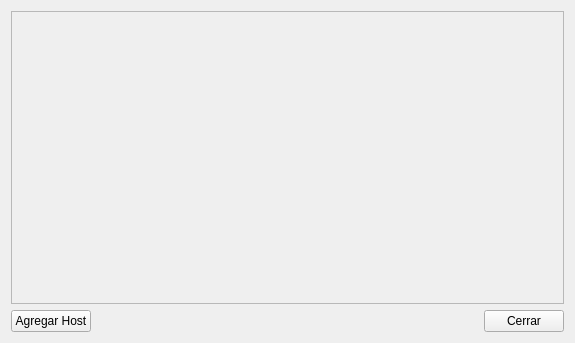
Before: the Qt Designer form Monitor.ui in amolinap/NetworkMonitor, drawn with Qt 5.
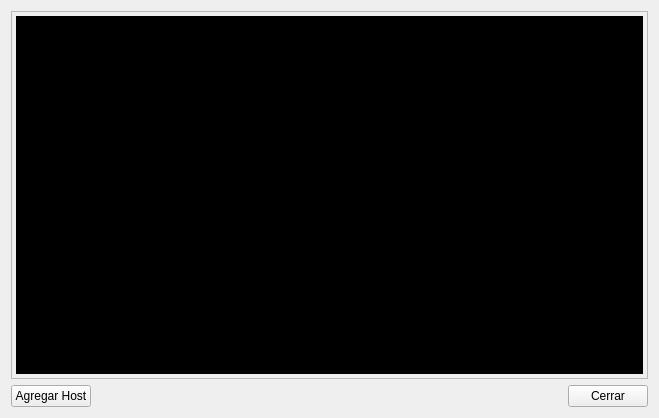
After: the same form once the commit is applied.

Commit message: Se agregan estilos a la GUI

Diff of the .ui file:
```diff
--- a/Monitor.ui
+++ b/Monitor.ui
@@ -6,13 +6,19 @@
    <rect>
     <x>0</x>
     <y>0</y>
-    <width>575</width>
-    <height>343</height>
+    <width>659</width>
+    <height>418</height>
    </rect>
   </property>
   <property name="windowTitle">
    <string>Network Monitor</string>
   </property>
+  <property name="styleSheet">
+   <string notr="true">QWidget#lwHosts 
+{
+    background-color: #000000;
+}</string>
+  </property>
   <layout class="QVBoxLayout" name="verticalLayout">
    <item>
     <widget class="QScrollArea" name="scrollArea">
@@ -24,8 +30,8 @@
        <rect>
         <x>0</x>
         <y>0</y>
-        <width>549</width>
-        <height>275</height>
+        <width>633</width>
+        <height>350</height>
        </rect>
       </property>
       <layout class="QHBoxLayout" name="horizontalLayout">
```
The commit also changes 2 other files.
